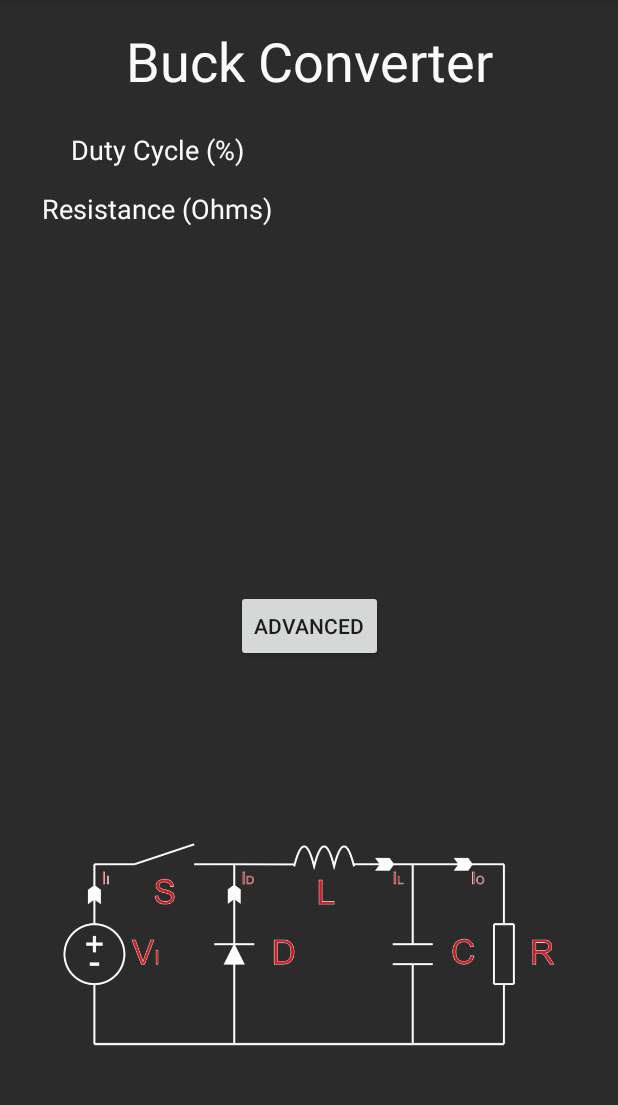
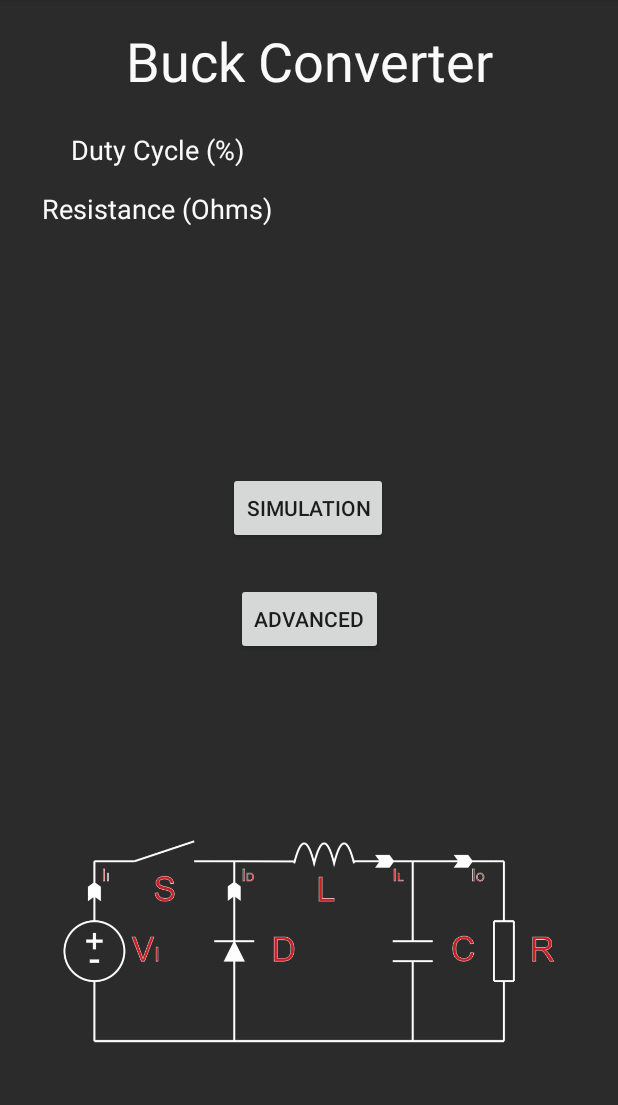
Before and after one commit to leonardoacr/dcdc-converters-design, an Android app: the BuckConverter screen opened directly, with no data from a screen before it, on a phone screen of 412 x 824 dp, the part 84-1189 px from its top. Run offline under Robolectric (Android 15) with nearby library versions, the phone set to English and light mode, and no system bars.

Commit message:
Adding plot (x,y) values view

```diff
--- a/app/src/main/AndroidManifest.xml
+++ b/app/src/main/AndroidManifest.xml
@@ -1,5 +1,6 @@
 <?xml version="1.0" encoding="utf-8"?>
-<manifest xmlns:android="http://schemas.android.com/apk/res/android">
+<manifest xmlns:android="http://schemas.android.com/apk/res/android"
+    package="com.example.dcdcconvertersdesign">
 
     <application
         android:allowBackup="true"
@@ -31,7 +32,8 @@
         <activity android:name=".Converters_R" />
         <activity android:name=".InductorDefinitions" />
         <activity android:name=".About" />
-        <activity android:name=".SnubberDefinitions" />
+        <activity android:name=".Simulation" />
+<!--        <activity android:name=".SimulationOptions" />-->
     </application>
 
 </manifest>
--- a/app/src/main/java/com/example/dcdcconvertersdesign/BuckConverter.java
+++ b/app/src/main/java/com/example/dcdcconvertersdesign/BuckConverter.java
@@ -9,10 +9,11 @@ import android.widget.TextView;
 
 public class BuckConverter extends AppCompatActivity {
 
-    double Inductance_n, Inductance_Crit_n, Ii_n, Io_n, Is_n, Id_n, Vo_n, f_n, Delta_IL_n, Delta_VC_n, ILrms_n, Flag, Flag_Reverse = 0;
+    double Inductance_n, Inductance_Crit_n, Ii_n, Io_n, Is_n, Id_n, Vo_n,
+            Vi_n, f_n, Delta_IL_n, Delta_VC_n, ILrms_n, Flag, Flag_Reverse = 0;
     TextView Duty_Cycle, Resistance, Capacitance, Inductance;
-    TextView Inductance_T, Capacitance_T;
-    Button Advanced;
+    TextView Inductance_T, Capacitance_T, ModeWarning;
+    Button Simulation, Advanced;
 
     private void createObjects()
     {
@@ -25,8 +26,10 @@ public class BuckConverter extends AppCompatActivity {
         // Texts
         Inductance_T = findViewById(R.id.Inductance_T);
         Capacitance_T = findViewById(R.id.Capacitance_T);
+        ModeWarning = (TextView) findViewById(R.id.ModeWarning);
 
         // Buttons
+        Simulation = (Button) findViewById(R.id.Simulation);
         Advanced = (Button) findViewById(R.id.Advanced);
     }
 
@@ -50,6 +53,7 @@ public class BuckConverter extends AppCompatActivity {
             Io_n = data.getDouble("Output_Current");
             Is_n = data.getDouble("Switch_Current");
             Id_n = data.getDouble("Diode_Current");
+            Vi_n = data.getDouble("Input_Voltage");
             Vo_n = data.getDouble("Output_Voltage");
             f_n = data.getDouble("Frequency");
             Delta_IL_n = data.getDouble("DeltaIL");
@@ -98,6 +102,33 @@ public class BuckConverter extends AppCompatActivity {
                 Inductance_T.setText("Inductance (nH)");
             }
 
+            // Simulation
+            Simulation.setOnClickListener(new View.OnClickListener() {
+
+                @Override
+                public void onClick(View v) {
+
+                    if(Inductance_Crit_n <= Inductance_n){
+                        // Continuous Conduction Mode (CCM)
+                        Intent intentSimulation = new Intent(BuckConverter.this, Simulation.class);
+                        Bundle simulationData = new Bundle();
+                        simulationData.putDouble("Output_Voltage", Vo_n);
+                        simulationData.putDouble("Input_Voltage", Vi_n);
+                        simulationData.putDouble("Duty_Cycle", Duty_Cycle_n);
+                        simulationData.putDouble("Inductance", Inductance_n);
+                        simulationData.putDouble("Capacitance", Capacitance_n);
+                        simulationData.putDouble("Resistance", Resistance_n);
+                        simulationData.putDouble("Frequency", f_n);
+                        simulationData.putDouble("Flag", Flag);
+
+                        intentSimulation.putExtras(simulationData);
+
+                        startActivity(intentSimulation);
+                    } else {
+                        ModeWarning.setText("Simulation not available for these parameters");
+                    }
+                }
+            });
 
             // Advanced
             Advanced.setOnClickListener(new View.OnClickListener() {
--- a/app/src/main/res/layout/activity_buck_converter.xml
+++ b/app/src/main/res/layout/activity_buck_converter.xml
@@ -162,6 +162,38 @@
             app:layout_constraintRight_toRightOf="parent"
             app:layout_constraintTop_toTopOf="parent" />
 
+
+        <Button
+            android:id="@+id/Simulation"
+            android:layout_width="wrap_content"
+            android:layout_height="wrap_content"
+            android:layout_marginTop="296dp"
+            android:layout_marginBottom="15dp"
+            android:text="Simulation"
+            app:layout_constraintBottom_toTopOf="@+id/Advanced"
+            app:layout_constraintEnd_toEndOf="parent"
+            app:layout_constraintHorizontal_bias="0.498"
+            app:layout_constraintStart_toStartOf="parent"
+            app:layout_constraintTop_toTopOf="parent"
+            app:layout_constraintVertical_bias="0.642" />
+
+        <TextView
+            android:id="@+id/ModeWarning"
+            android:layout_width="337dp"
+            android:layout_height="48dp"
+            android:layout_marginStart="16dp"
+            android:layout_marginTop="16dp"
+            android:layout_marginEnd="16dp"
+            android:gravity="center"
+            android:textColor="@android:color/holo_red_dark"
+            android:textSize="18sp"
+            app:layout_constraintBottom_toTopOf="@+id/Simulation"
+            app:layout_constraintEnd_toEndOf="parent"
+            app:layout_constraintHorizontal_bias="0.487"
+            app:layout_constraintStart_toStartOf="parent"
+            app:layout_constraintTop_toBottomOf="@+id/Inductance_T"
+            app:layout_constraintVertical_bias="0.466" />
+
         <Button
             android:id="@+id/Advanced"
             android:layout_width="wrap_content"
@@ -169,10 +201,9 @@
             android:text="Advanced"
             app:layout_constraintBottom_toBottomOf="parent"
             app:layout_constraintEnd_toEndOf="parent"
-            app:layout_constraintHorizontal_bias="0.501"
             app:layout_constraintStart_toStartOf="parent"
             app:layout_constraintTop_toTopOf="parent"
-            app:layout_constraintVertical_bias="0.546" />
+            app:layout_constraintVertical_bias="0.54" />
 
         <ImageView
             android:id="@+id/imageView"
--- a/gradle.properties
+++ b/gradle.properties
@@ -7,6 +7,7 @@
 # Specifies the JVM arguments used for the daemon process.
 # The setting is particularly useful for tweaking memory settings.
 org.gradle.jvmargs=-Xmx1536m
+android.useAndroidX=true
 # When configured, Gradle will run in incubating parallel mode.
 # This option should only be used with decoupled projects. More details, visit
 # http://www.gradle.org/docs/current/userguide/multi_project_builds.html#sec:decoupled_projects
```
Also changed, not shown: app/build.gradle (+6 -1 lines), app/src/main/java/com/example/dcdcconvertersdesign/Simulation.java (+68 -1 lines), app/src/main/java/com/example/dcdcconvertersdesign/UsualDesign.java (+43 -43 lines), app/src/main/java/com/example/dcdcconvertersdesign/simulationutilities/GraphUtils.java (added, +63 -0 lines), app/src/main/java/com/example/dcdcconvertersdesign/simulationutilities/SolveDiffEquations.java (added, +52 -0 lines), app/src/main/res/drawable/ic_marker.xml (added, +11 -0 lines), app/src/main/res/layout/activity_converters__r.xml (+0 -14 lines), app/src/main/res/layout/activity_simulation.xml (added, +59 -0 lines), app/src/main/res/layout/activity_simulation_options.xml (added, +18 -0 lines), app/src/main/res/layout/activity_usual_design.xml (+7 -0 lines), build.gradle (+6 -8 lines).
